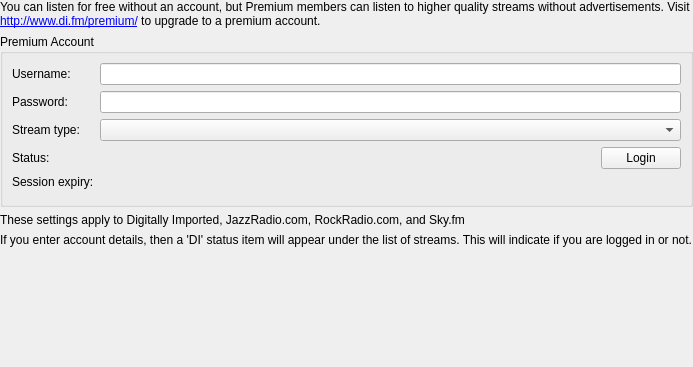
Qt form streams/digitallyimportedsettings.ui (CDrummond/cantata) before a commit.
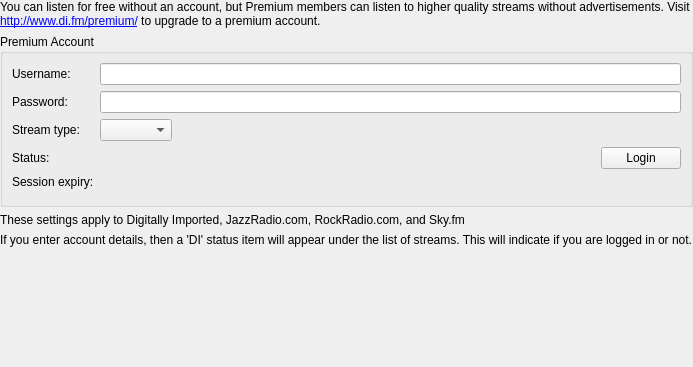
The same form after that commit. Custom widgets are drawn as their Qt base class.

Commit message: Expanding fields grow.

The edit to the form file:
```diff
--- a/streams/digitallyimportedsettings.ui
+++ b/streams/digitallyimportedsettings.ui
@@ -42,6 +42,9 @@
       <string>Premium Account</string>
      </property>
      <layout class="QFormLayout" name="formLayout">
+      <property name="fieldGrowthPolicy">
+       <enum>QFormLayout::ExpandingFieldsGrow</enum>
+      </property>
       <item row="0" column="0">
        <widget class="BuddyLabel" name="label_2">
         <property name="text">
```
The commit also changes 1 other file.
